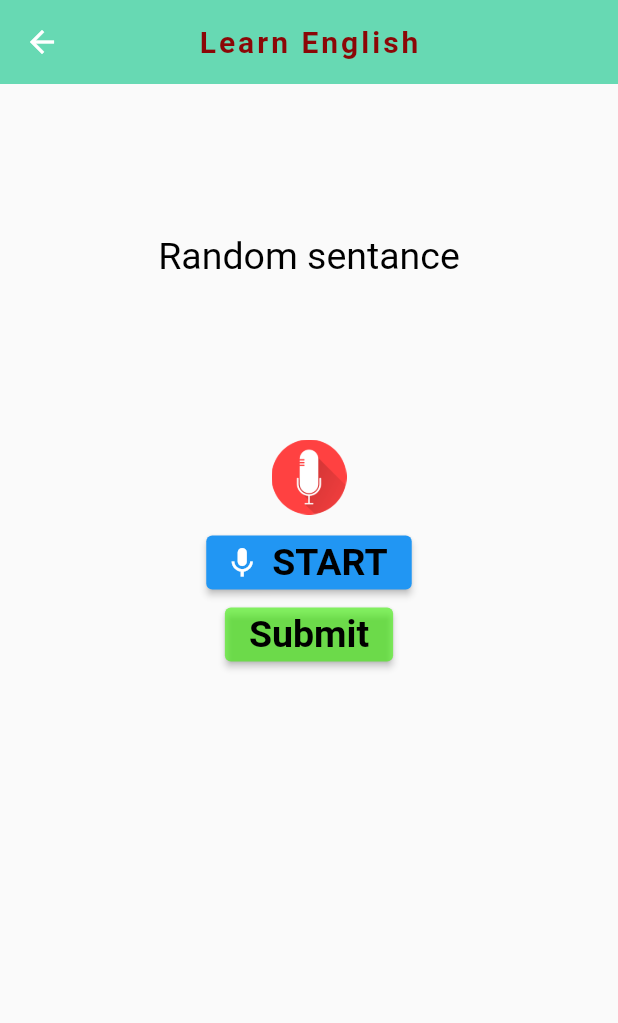
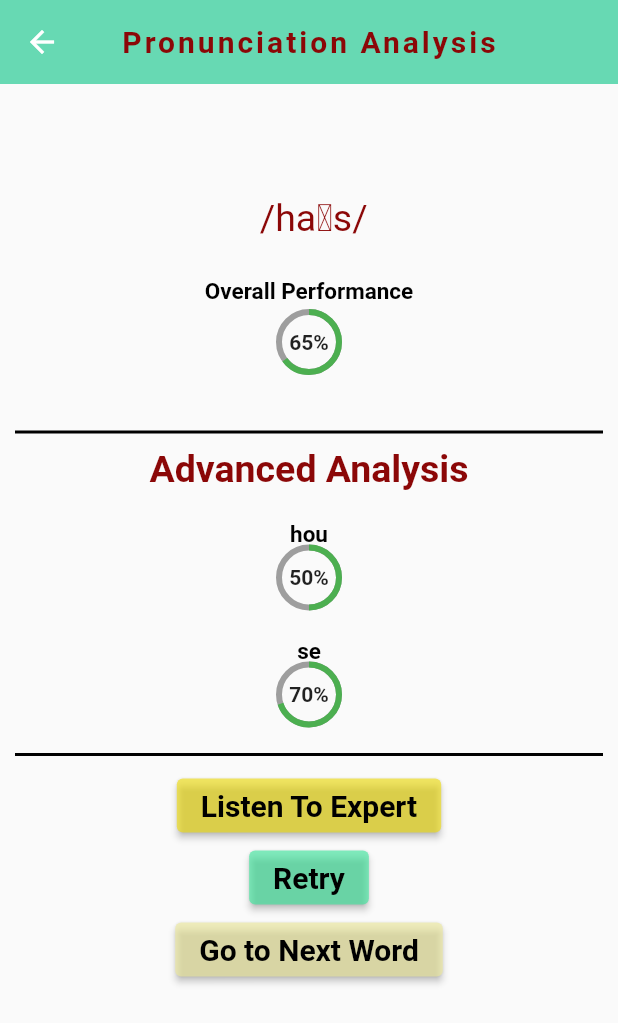
Before and after one commit to rishabhsingh20/speech-train, a Flutter app: the Sentance screen opened directly, after a tap on "Submit", on a phone screen of 412 x 824 dp. Shown: the top 1023 px of the screen. Run offline on Flutter 3.47's test engine with Material 2 defaults, Android fonts, the phone set to English and light mode, and no system bars; our stand-ins replace flutter_rating_bar, permission_handler; missing offline and left inert: flutter_sound, record.

Commit message:
added post submit page

```diff
--- /dev/null
+++ b/lib/screen/analysis.dart
@@ -0,0 +1,240 @@
+import 'package:flutter/material.dart';
+
+class AnalysisState extends StatefulWidget {
+  const AnalysisState({Key? key}) : super(key: key);
+
+  @override
+  State<AnalysisState> createState() => Analysis();
+}
+
+class Analysis extends State<AnalysisState> {
+  @override
+  Widget build(BuildContext context) {
+    return Scaffold(
+        appBar: AppBar(
+          title: const Text(
+            'Pronunciation Analysis',
+            style: TextStyle(
+                color: Color.fromARGB(255, 139, 7, 7),
+                fontWeight: FontWeight.bold,
+                letterSpacing: 2.0),
+          ),
+          backgroundColor: Color.fromARGB(255, 103, 217, 179),
+          centerTitle: true,
+          elevation: 0,
+        ),
+        body: SafeArea(
+          bottom: true,
+          left: true,
+          top: true,
+          right: true,
+          child: Container(
+            child: Column(
+              children: <Widget>[
+                const SizedBox(height: 75),
+                Center(
+                  child: Text(
+                    ' /haʊs/',
+                    style: TextStyle(
+                      fontSize: 25,
+                      color: Color.fromARGB(255, 139, 7, 7),
+                    ),
+                    textAlign: TextAlign.center,
+                  ),
+                ),
+                const SizedBox(height: 25),
+                Center(
+                  child: Text(
+                    'Overall Performance',
+                    style: TextStyle(
+                        fontSize: 15,
+                        color: Colors.black,
+                        fontWeight: FontWeight.bold),
+                    textAlign: TextAlign.center,
+                  ),
+                ),
+                const SizedBox(height: 5),
+                SizedBox(
+                  height: 40,
+                  child: Stack(children: <Widget>[
+                    Center(
+                      child: Container(
+                        width: 40,
+                        height: 40,
+                        child: new CircularProgressIndicator(
+                          value: 0.65,
+                          valueColor: AlwaysStoppedAnimation(Colors.green),
+                          backgroundColor: Colors.grey,
+                          semanticsLabel: 'Analysis',
+                        ),
+                      ),
+                    ),
+                    Center(
+                        child: Text("65%",
+                            style: TextStyle(fontWeight: FontWeight.bold))),
+                  ]),
+                ),
+                const SizedBox(height: 30),
+                Divider(
+                  color: Colors.black,
+                  height: 20,
+                  thickness: 2,
+                  indent: 10,
+                  endIndent: 10,
+                ),
+                Center(
+                  child: Text(
+                    'Advanced Analysis',
+                    style: TextStyle(
+                        fontSize: 25,
+                        color: Color.fromARGB(255, 139, 7, 7),
+                        fontWeight: FontWeight.bold),
+                    textAlign: TextAlign.center,
+                  ),
+                ),
+                const SizedBox(height: 20),
+                Center(
+                  child: Text(
+                    'hou',
+                    style: TextStyle(
+                        fontSize: 15,
+                        color: Colors.black,
+                        fontWeight: FontWeight.bold),
+                    textAlign: TextAlign.center,
+                  ),
+                ),
+                SizedBox(
+                  height: 40,
+                  child: Stack(children: <Widget>[
+                    Center(
+                      child: Container(
+                        width: 40,
+                        height: 40,
+                        child: new CircularProgressIndicator(
+                          value: 0.5,
+                          valueColor: AlwaysStoppedAnimation(Colors.green),
+                          backgroundColor: Colors.grey,
+                          semanticsLabel: 'Analysis',
+                        ),
+                      ),
+                    ),
+                    Center(
+                        child: Text("50%",
+                            style: TextStyle(fontWeight: FontWeight.bold))),
+                  ]),
+                ),
+                const SizedBox(height: 20),
+                Center(
+                  child: Text(
+                    'se',
+                    style: TextStyle(
+                        fontSize: 15,
+                        color: Colors.black,
+                        fontWeight: FontWeight.bold),
+                    textAlign: TextAlign.center,
+                  ),
+                ),
+                SizedBox(
+                  height: 40,
+                  child: Stack(children: <Widget>[
+                    Center(
+                      child: Container(
+                        width: 40,
+                        height: 40,
+                        child: new CircularProgressIndicator(
+                          value: 0.7,
+                          valueColor: AlwaysStoppedAnimation(Colors.green),
+                          backgroundColor: Colors.grey,
+                          semanticsLabel: 'Analysis',
+                        ),
+                      ),
+                    ),
+                    Center(
+                        child: Text("70%",
+                            style: TextStyle(fontWeight: FontWeight.bold))),
+                  ]),
+                ),
+                const SizedBox(height: 10),
+                Divider(
+                  color: Colors.black,
+                  height: 20,
+                  thickness: 2,
+                  indent: 10,
+                  endIndent: 10,
+                ),
+                Column(
+                  mainAxisAlignment: MainAxisAlignment.end,
+                  crossAxisAlignment: CrossAxisAlignment.end,
+                  children: <Widget>[
+                    Center(
+                      child: ElevatedButton(
+                        style: ElevatedButton.styleFrom(
+                          primary:
+                              Color.fromARGB(158, 240, 221, 9), // background
+                          onPrimary:
+                              Color.fromARGB(255, 255, 101, 59), // foreground
+                        ),
+                        onPressed: () {},
+                        child: Text(
+                          'Listen To Expert',
+                          style: TextStyle(
+                              fontWeight: FontWeight.bold,
+                              fontSize: 20,
+                              color: Colors.black),
+                        ),
+                        // shape: new RoundedRectangleBorder(
+                        //     borderRadius: new BorderRadius.circular(45.0)),
+                      ),
+                    ),
+                    Center(
+                      child: ElevatedButton(
+                        style: ElevatedButton.styleFrom(
+                          primary:
+                              Color.fromARGB(158, 58, 230, 155), // background
+                          onPrimary:
+                              Color.fromARGB(255, 70, 196, 32), // foreground
+                        ),
+                        onPressed: () {
+                          Navigator.pop(context);
+                        },
+                        child: Text(
+                          'Retry',
+                          style: TextStyle(
+                              fontWeight: FontWeight.bold,
+                              fontSize: 20,
+                              color: Colors.black),
+                        ),
+                        // shape: new RoundedRectangleBorder(
+                        //     borderRadius: new BorderRadius.circular(45.0)),
+                      ),
+                    ),
+                    Center(
+                      child: ElevatedButton(
+                        style: ElevatedButton.styleFrom(
+                          primary:
+                              Color.fromARGB(158, 237, 233, 154), // background
+                          onPrimary:
+                              Color.fromARGB(255, 214, 226, 152), // foreground
+                        ),
+                        onPressed: () {
+                          Navigator.pop(context);
+                        },
+                        child: Text(
+                          'Go to Next Word',
+                          style: TextStyle(
+                              fontWeight: FontWeight.bold,
+                              fontSize: 20,
+                              color: Colors.black),
+                        ),
+                        // shape: new RoundedRectangleBorder(
+                        //     borderRadius: new BorderRadius.circular(45.0)),
+                      ),
+                    ),
+                  ],
+                )
+              ],
+            ),
+          ),
+        ));
+  }
+}
--- a/lib/screen/sentance.dart
+++ b/lib/screen/sentance.dart
@@ -1,6 +1,7 @@
 import 'package:flutter/material.dart';
 import 'package:flutter_application_1/api/recorder.dart';
 import 'package:record/record.dart';
+import 'package:flutter_application_1/screen/analysis.dart';
 
 class Sentance extends StatefulWidget {
   const Sentance({Key? key}) : super(key: key);
@@ -53,7 +54,7 @@ class Interface extends State<Sentance> {
                 const SizedBox(height: 100),
                 Center(
                   child: Text(
-                    'Random sentance',
+                    'House',
                     style: TextStyle(fontSize: 25, color: Colors.black),
                     textAlign: TextAlign.center,
                   ),
@@ -86,7 +87,11 @@ class Interface extends State<Sentance> {
                       onPrimary: Colors.yellow, // foreground
                     ),
                     onPressed: () {
-                      //navigator.push()
+                      Navigator.push(
+                        context,
+                        MaterialPageRoute(
+                            builder: (context) => const AnalysisState()),
+                      );
                     },
                     child: Text(
                       'Submit',
```
